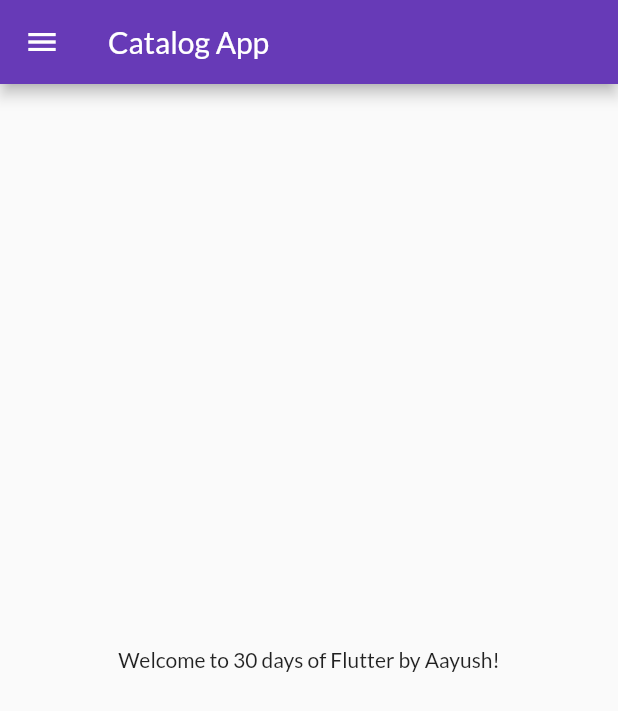
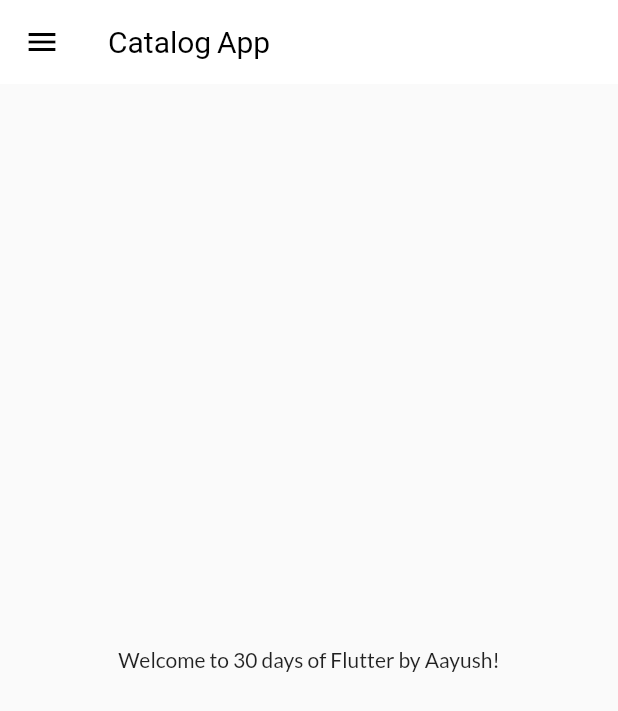
Before and after one commit to dcaayushd/30DaysofFlutter, a Flutter app: the screen it shows after launch, on a phone screen of 412 x 824 dp. Shown: the top 711 px of the screen. Run offline on Flutter 3.47's test engine with Material 2 defaults, Android fonts, the phone set to English and light mode, and no system bars; our stand-ins replace google_fonts.

Commit message:
Themes Extracted

```diff
--- a/lib/main.dart
+++ b/lib/main.dart
@@ -2,8 +2,7 @@ import 'package:flutter/material.dart';
 import 'package:flutter_application_1/pages/home_page.dart';
 import 'package:flutter_application_1/pages/login_page.dart';
 import 'package:flutter_application_1/utils/routes.dart';
-import 'package:google_fonts/google_fonts.dart';
-
+import 'package:flutter_application_1/widgets/themes.dart';
 
 void main() {
   runApp(myApp());
@@ -16,13 +15,8 @@ class myApp extends StatelessWidget {
       debugShowCheckedModeBanner: false,
       // home: HomePage(),
       themeMode: ThemeMode.light,
-      theme: ThemeData(
-        primarySwatch: Colors.deepPurple,
-        fontFamily: GoogleFonts.lato().fontFamily,
-      ),
-      darkTheme: ThemeData(
-        brightness: Brightness.dark
-      ),
+      theme: MyTheme.lightTheme(context),
+      darkTheme: MyTheme.darkTheme(context),
       initialRoute: MyRoutes.homeRoute,
       routes: {
         "/": (context) => LoginPage(),
--- /dev/null
+++ b/lib/widgets/themes.dart
@@ -0,0 +1,18 @@
+import 'package:flutter/material.dart';
+import 'package:google_fonts/google_fonts.dart';
+
+class MyTheme {
+  static ThemeData lightTheme(BuildContext context) => ThemeData(
+    appBarTheme: AppBarTheme(
+      backgroundColor: Colors.white,
+      elevation: 0.0,
+      iconTheme: IconThemeData(color: Colors.black),
+      titleTextStyle: TextStyle(color: Colors.black, fontSize: 20),
+    ),
+    primarySwatch: Colors.deepPurple,
+    fontFamily: GoogleFonts.lato().fontFamily,
+  );
+
+  static ThemeData darkTheme(BuildContext context) => ThemeData(
+    brightness: Brightness.dark);
+}
```
